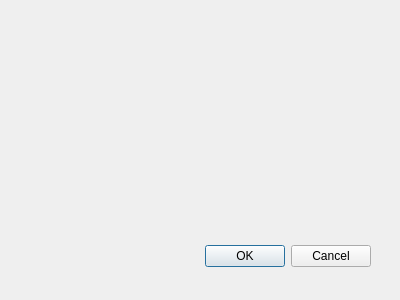
Qt form photon/cropdialog.ui (nkoturovic/RS009-photon) before a commit.
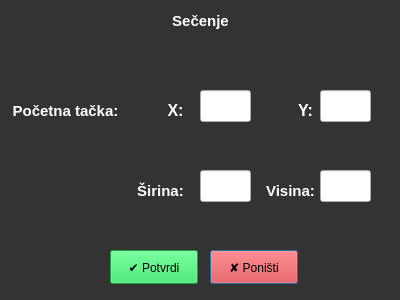
The same form after that commit.

Commit message: Dodat djalog za secenje. Pripremljene precice u toolBaru.

```diff
--- a/photon/cropdialog.ui
+++ b/photon/cropdialog.ui
@@ -15,20 +15,254 @@
   <property name="windowTitle">
    <string>Dialog</string>
   </property>
-  <widget class="QDialogButtonBox" name="buttonBox">
+  <property name="styleSheet">
+   <string notr="true">QDialog{
+	background-color: #333333;
+	color: white;
+}</string>
+  </property>
+  <widget class="QLabel" name="secenje">
    <property name="geometry">
     <rect>
-     <x>30</x>
-     <y>240</y>
-     <width>341</width>
+     <x>0</x>
+     <y>0</y>
+     <width>401</width>
+     <height>41</height>
+    </rect>
+   </property>
+   <property name="font">
+    <font>
+     <pointsize>11</pointsize>
+     <weight>75</weight>
+     <bold>true</bold>
+    </font>
+   </property>
+   <property name="styleSheet">
+    <string notr="true">QLabel{
+	Color: white;
+}</string>
+   </property>
+   <property name="text">
+    <string>Sečenje</string>
+   </property>
+   <property name="alignment">
+    <set>Qt::AlignCenter</set>
+   </property>
+  </widget>
+  <widget class="QLabel" name="pocetnaTacka">
+   <property name="geometry">
+    <rect>
+     <x>0</x>
+     <y>90</y>
+     <width>131</width>
+     <height>41</height>
+    </rect>
+   </property>
+   <property name="font">
+    <font>
+     <pointsize>11</pointsize>
+     <weight>75</weight>
+     <bold>true</bold>
+    </font>
+   </property>
+   <property name="styleSheet">
+    <string notr="true">QLabel{
+	Color: white;
+}</string>
+   </property>
+   <property name="text">
+    <string>Početna tačka:</string>
+   </property>
+   <property name="alignment">
+    <set>Qt::AlignCenter</set>
+   </property>
+  </widget>
+  <widget class="QLabel" name="x">
+   <property name="geometry">
+    <rect>
+     <x>150</x>
+     <y>90</y>
+     <width>51</width>
+     <height>41</height>
+    </rect>
+   </property>
+   <property name="font">
+    <font>
+     <pointsize>12</pointsize>
+     <weight>75</weight>
+     <bold>true</bold>
+    </font>
+   </property>
+   <property name="styleSheet">
+    <string notr="true">QLabel{
+	Color: white;
+}</string>
+   </property>
+   <property name="text">
+    <string>X:</string>
+   </property>
+   <property name="alignment">
+    <set>Qt::AlignCenter</set>
+   </property>
+  </widget>
+  <widget class="QLineEdit" name="xKoord">
+   <property name="geometry">
+    <rect>
+     <x>200</x>
+     <y>90</y>
+     <width>51</width>
      <height>32</height>
     </rect>
    </property>
-   <property name="orientation">
-    <enum>Qt::Horizontal</enum>
+  </widget>
+  <widget class="QLabel" name="y">
+   <property name="geometry">
+    <rect>
+     <x>280</x>
+     <y>90</y>
+     <width>51</width>
+     <height>41</height>
+    </rect>
    </property>
-   <property name="standardButtons">
-    <set>QDialogButtonBox::Cancel|QDialogButtonBox::Ok</set>
+   <property name="font">
+    <font>
+     <pointsize>12</pointsize>
+     <weight>75</weight>
+     <bold>true</bold>
+    </font>
+   </property>
+   <property name="styleSheet">
+    <string notr="true">QLabel{
+	Color: white;
+}</string>
+   </property>
+   <property name="text">
+    <string>Y:</string>
+   </property>
+   <property name="alignment">
+    <set>Qt::AlignCenter</set>
+   </property>
+  </widget>
+  <widget class="QLineEdit" name="yKoord">
+   <property name="geometry">
+    <rect>
+     <x>320</x>
+     <y>90</y>
+     <width>51</width>
+     <height>32</height>
+    </rect>
+   </property>
+  </widget>
+  <widget class="QLabel" name="sirinaLabela">
+   <property name="geometry">
+    <rect>
+     <x>120</x>
+     <y>170</y>
+     <width>81</width>
+     <height>41</height>
+    </rect>
+   </property>
+   <property name="font">
+    <font>
+     <pointsize>11</pointsize>
+     <weight>75</weight>
+     <bold>true</bold>
+    </font>
+   </property>
+   <property name="styleSheet">
+    <string notr="true">QLabel{
+	Color: white;
+}</string>
+   </property>
+   <property name="text">
+    <string>Širina:</string>
+   </property>
+   <property name="alignment">
+    <set>Qt::AlignCenter</set>
+   </property>
+  </widget>
+  <widget class="QLineEdit" name="sirina">
+   <property name="geometry">
+    <rect>
+     <x>200</x>
+     <y>170</y>
+     <width>51</width>
+     <height>32</height>
+    </rect>
+   </property>
+  </widget>
+  <widget class="QLabel" name="visinaLabela">
+   <property name="geometry">
+    <rect>
+     <x>250</x>
+     <y>170</y>
+     <width>81</width>
+     <height>41</height>
+    </rect>
+   </property>
+   <property name="font">
+    <font>
+     <pointsize>11</pointsize>
+     <weight>75</weight>
+     <bold>true</bold>
+    </font>
+   </property>
+   <property name="styleSheet">
+    <string notr="true">QLabel{
+	Color: white;
+}</string>
+   </property>
+   <property name="text">
+    <string>Visina:</string>
+   </property>
+   <property name="alignment">
+    <set>Qt::AlignCenter</set>
+   </property>
+  </widget>
+  <widget class="QLineEdit" name="visina">
+   <property name="geometry">
+    <rect>
+     <x>320</x>
+     <y>170</y>
+     <width>51</width>
+     <height>32</height>
+    </rect>
+   </property>
+  </widget>
+  <widget class="QPushButton" name="pushButton_2">
+   <property name="geometry">
+    <rect>
+     <x>210</x>
+     <y>250</y>
+     <width>88</width>
+     <height>34</height>
+    </rect>
+   </property>
+   <property name="styleSheet">
+    <string notr="true">QPushButton{
+	Background-color: #e83131;
+}</string>
+   </property>
+   <property name="text">
+    <string>✘ Poništi</string>
+   </property>
+  </widget>
+  <widget class="QPushButton" name="pushButton">
+   <property name="geometry">
+    <rect>
+     <x>110</x>
+     <y>250</y>
+     <width>88</width>
+     <height>34</height>
+    </rect>
+   </property>
+   <property name="styleSheet">
+    <string notr="true">QPushButton{
+	Background-color: #21de57;
+}</string>
+   </property>
+   <property name="text">
+    <string>✔ Potvrdi</string>
    </property>
   </widget>
  </widget>
```
Left out of the diff: 40 changed lines with no effect on the pictures. The commit also changes 2 other files.
